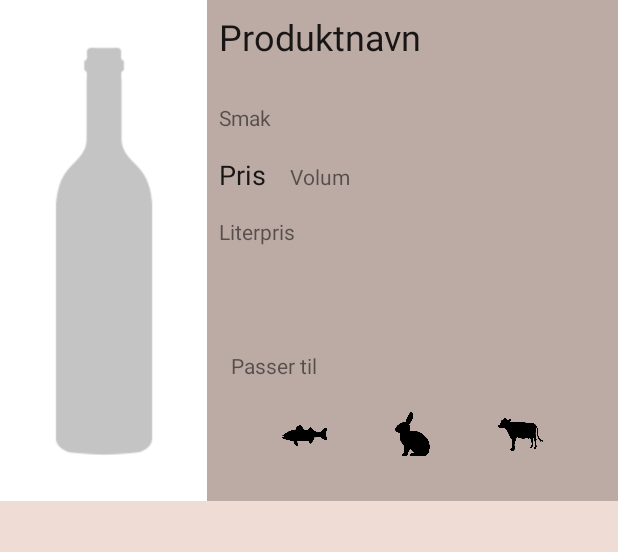
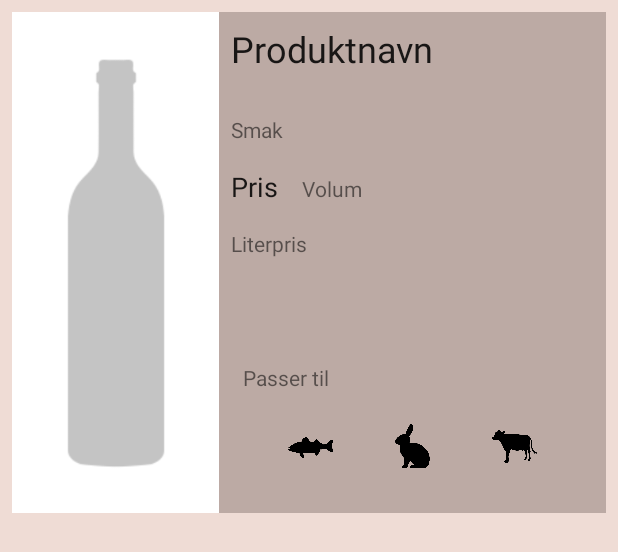
Before and after one commit to BernieBI/paafyll, an Android app: the layout activity_single_product.xml on its own in the app's theme, with its tools: preview values and no code run, on a phone screen of 412 x 824 dp. Shown: the top 552 px of the screen. Run offline under Robolectric (Android 15) with nearby library versions, the phone set to English and light mode, and no system bars.

Commit message:
Margin on product page

```diff
--- a/app/src/main/res/layout/activity_single_product.xml
+++ b/app/src/main/res/layout/activity_single_product.xml
@@ -12,12 +12,14 @@
         android:id="@+id/linearLayout2"
         android:layout_width="match_parent"
         android:layout_height="wrap_content"
+        android:layout_marginStart="8dp"
+        android:layout_marginTop="8dp"
+        android:layout_marginEnd="8dp"
+        android:background="@color/white"
         android:orientation="horizontal"
         app:layout_constraintEnd_toEndOf="parent"
         app:layout_constraintStart_toStartOf="parent"
-        app:layout_constraintTop_toTopOf="parent"
-        android:background="@color/white"
-        >
+        app:layout_constraintTop_toTopOf="parent">
 
         <ImageView
             android:id="@+id/productImage"
```
